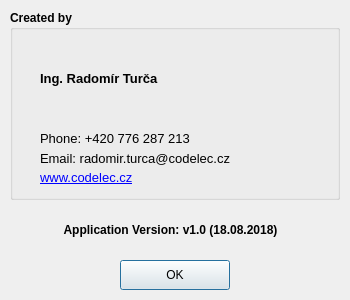
Qt form AboutDialog.ui (CodElecCz/TracerUIv1) before a commit.
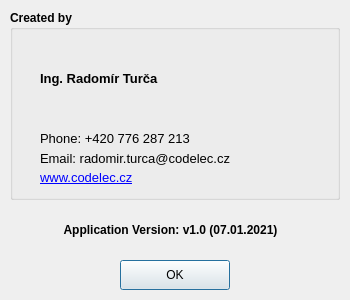
The same form after that commit. Icons and pictures are not drawn.

Diff of the .ui file:
```diff
--- a/AboutDialog.ui
+++ b/AboutDialog.ui
@@ -194,7 +194,7 @@
     </font>
    </property>
    <property name="text">
-    <string>Application Version: v1.0 (18.08.2018)</string>
+    <string>Application Version: v1.0 (07.01.2021)</string>
    </property>
    <property name="alignment">
     <set>Qt::AlignCenter</set>
```
